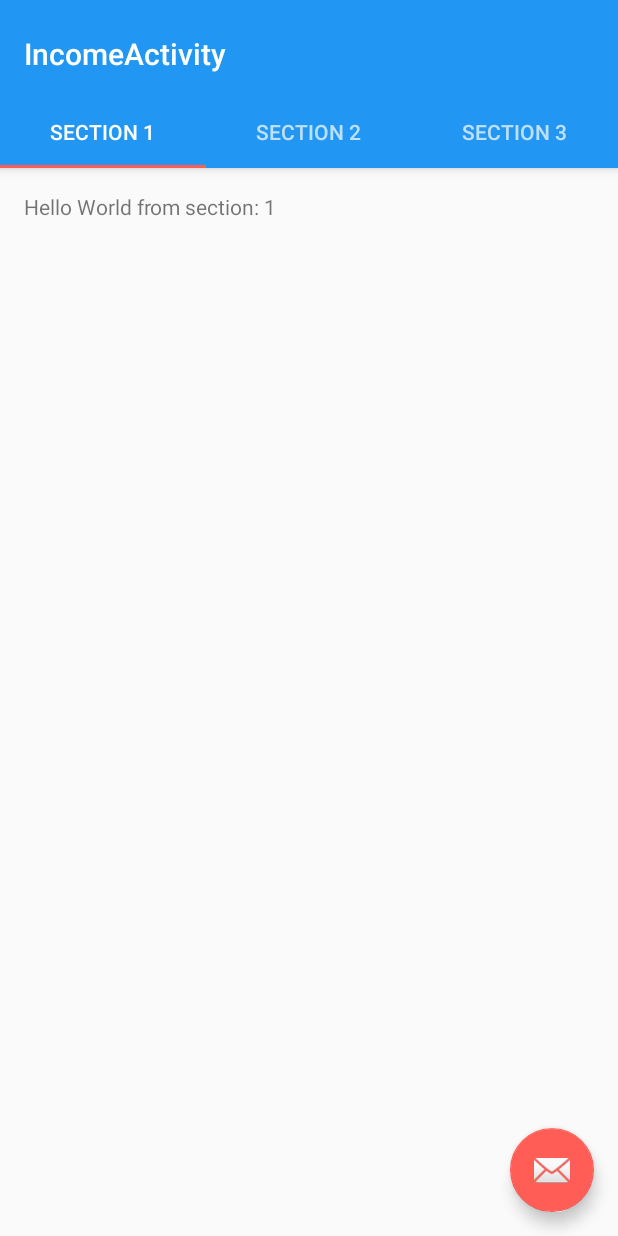
After one commit to KornkamonS/Money, an Android app: the IncomeActivity screen opened directly, with no data from a screen before it, on a phone screen of 412 x 824 dp. The commit adds this screen. Run offline under Robolectric (Android 15) with nearby library versions, the phone set to English and light mode, and no system bars; 1 statement that could not run was skipped.

Commit message:
save point

```diff
--- a/app/build.gradle
+++ b/app/build.gradle
@@ -24,8 +24,9 @@ dependencies {
     androidTestCompile('com.android.support.test.espresso:espresso-core:2.2.2', {
         exclude group: 'com.android.support', module: 'support-annotations'
     })
-    compile 'com.android.support:appcompat-v7:25.2.0'
+    compile 'com.android.support:appcompat-v7:25.3.0'
     compile 'com.android.support:design:25.2.0'
     compile 'com.android.support.constraint:constraint-layout:1.0.2'
+    compile 'com.android.support:support-v4:25.3.0'
     testCompile 'junit:junit:4.12'
 }
--- /dev/null
+++ b/app/src/main/java/tarikalovebird/money/IncomeActivity.java
@@ -0,0 +1,162 @@
+package tarikalovebird.money;
+
+import android.support.design.widget.TabLayout;
+import android.support.design.widget.FloatingActionButton;
+import android.support.design.widget.Snackbar;
+import android.support.v7.app.AppCompatActivity;
+import android.support.v7.widget.Toolbar;
+
+import android.support.v4.app.Fragment;
+import android.support.v4.app.FragmentManager;
+import android.support.v4.app.FragmentPagerAdapter;
+import android.support.v4.view.ViewPager;
+import android.os.Bundle;
+import android.view.LayoutInflater;
+import android.view.Menu;
+import android.view.MenuItem;
+import android.view.View;
+import android.view.ViewGroup;
+
+import android.widget.TextView;
+
+public class IncomeActivity extends AppCompatActivity {
+
+    /**
+     * The {@link android.support.v4.view.PagerAdapter} that will provide
+     * fragments for each of the sections. We use a
+     * {@link FragmentPagerAdapter} derivative, which will keep every
+     * loaded fragment in memory. If this becomes too memory intensive, it
+     * may be best to switch to a
+     * {@link android.support.v4.app.FragmentStatePagerAdapter}.
+     */
+    private SectionsPagerAdapter mSectionsPagerAdapter;
+
+    /**
+     * The {@link ViewPager} that will host the section contents.
+     */
+    private ViewPager mViewPager;
+
+    @Override
+    protected void onCreate(Bundle savedInstanceState) {
+        super.onCreate(savedInstanceState);
+        setContentView(R.layout.activity_income);
+
+        Toolbar toolbar = (Toolbar) findViewById(R.id.toolbar);
+        setSupportActionBar(toolbar);
+        // Create the adapter that will return a fragment for each of the three
+        // primary sections of the activity.
+        mSectionsPagerAdapter = new SectionsPagerAdapter(getSupportFragmentManager());
+
+        // Set up the ViewPager with the sections adapter.
+        mViewPager = (ViewPager) findViewById(R.id.container);
+        mViewPager.setAdapter(mSectionsPagerAdapter);
+
+        TabLayout tabLayout = (TabLayout) findViewById(R.id.tabs);
+        tabLayout.setupWithViewPager(mViewPager);
+
+        FloatingActionButton fab = (FloatingActionButton) findViewById(R.id.fab);
+        fab.setOnClickListener(new View.OnClickListener() {
+            @Override
+            public void onClick(View view) {
+                Snackbar.make(view, "Replace with your own action", Snackbar.LENGTH_LONG)
+                        .setAction("Action", null).show();
+            }
+        });
+
+    }
+
+
+    @Override
+    public boolean onCreateOptionsMenu(Menu menu) {
+        // Inflate the menu; this adds items to the action bar if it is present.
+        getMenuInflater().inflate(R.menu.menu_income, menu);
+        return true;
+    }
+
+    @Override
+    public boolean onOptionsItemSelected(MenuItem item) {
+        // Handle action bar item clicks here. The action bar will
+        // automatically handle clicks on the Home/Up button, so long
+        // as you specify a parent activity in AndroidManifest.xml.
+        int id = item.getItemId();
+
+        //noinspection SimplifiableIfStatement
+        if (id == R.id.action_settings) {
+            return true;
+        }
+
+        return super.onOptionsItemSelected(item);
+    }
+
+    /**
+     * A placeholder fragment containing a simple view.
+     */
+    public static class PlaceholderFragment extends Fragment {
+        /**
+         * The fragment argument representing the section number for this
+         * fragment.
+         */
+        private static final String ARG_SECTION_NUMBER = "section_number";
+
+        public PlaceholderFragment() {
+        }
+
+        /**
+         * Returns a new instance of this fragment for the given section
+         * number.
+         */
+        public static PlaceholderFragment newInstance(int sectionNumber) {
+            PlaceholderFragment fragment = new PlaceholderFragment();
+            Bundle args = new Bundle();
+            args.putInt(ARG_SECTION_NUMBER, sectionNumber);
+            fragment.setArguments(args);
+            return fragment;
+        }
+
+        @Override
+        public View onCreateView(LayoutInflater inflater, ViewGroup container,
+                                 Bundle savedInstanceState) {
+            View rootView = inflater.inflate(R.layout.fragment_income, container, false);
+            TextView textView = (TextView) rootView.findViewById(R.id.section_label);
+            textView.setText(getString(R.string.section_format, getArguments().getInt(ARG_SECTION_NUMBER)));
+            return rootView;
+        }
+    }
+
+    /**
+     * A {@link FragmentPagerAdapter} that returns a fragment corresponding to
+     * one of the sections/tabs/pages.
+     */
+    public class SectionsPagerAdapter extends FragmentPagerAdapter {
+
+        public SectionsPagerAdapter(FragmentManager fm) {
+            super(fm);
+        }
+
+        @Override
+        public Fragment getItem(int position) {
+            // getItem is called to instantiate the fragment for the given page.
+            // Return a PlaceholderFragment (defined as a static inner class below).
+            return PlaceholderFragment.newInstance(position + 1);
+        }
+
+        @Override
+        public int getCount() {
+            // Show 3 total pages.
+            return 3;
+        }
+
+        @Override
+        public CharSequence getPageTitle(int position) {
+            switch (position) {
+                case 0:
+                    return "SECTION 1";
+                case 1:
+                    return "SECTION 2";
+                case 2:
+                    return "SECTION 3";
+            }
+            return null;
+        }
+    }
+}
--- a/app/src/main/java/tarikalovebird/money/MainActivity.java
+++ b/app/src/main/java/tarikalovebird/money/MainActivity.java
@@ -6,6 +6,8 @@ import android.content.SharedPreferences;
 import android.os.Bundle;
 import android.support.design.widget.FloatingActionButton;
 import android.support.design.widget.Snackbar;
+import android.support.v4.app.Fragment;
+import android.support.v4.app.FragmentTransaction;
 import android.view.View;
 import android.support.design.widget.NavigationView;
 import android.support.v4.view.GravityCompat;
@@ -22,6 +24,11 @@ import java.util.jar.Attributes;
 
 public class MainActivity extends AppCompatActivity
         implements NavigationView.OnNavigationItemSelectedListener {
+
+    public static final String KEY_DRAWABLE_ID = "drawableId";
+
+    private String[] mDrawerTitle = {"Cover", "Guitar", "Bass", "Drum"};
+
     private ImageButton targetBut;
     private TextView t;
     private Target target;
@@ -49,13 +56,13 @@ public class MainActivity extends AppCompatActivity
             }
         }) ;
 
-        /*targetBut.setOnClickListener(new View.OnClickListener() {
+        targetBut.setOnClickListener(new View.OnClickListener() {
             @Override
             public void onClick(View v) {
                 Intent i = new Intent(getApplicationContext(), AddTarget.class);
                 startActivity(i);
             }
-        }) ;*/
+        }) ;
 
         DrawerLayout drawer = (DrawerLayout) findViewById(R.id.drawer_layout);
         ActionBarDrawerToggle toggle = new ActionBarDrawerToggle(
@@ -98,6 +105,7 @@ public class MainActivity extends AppCompatActivity
             }
         }
     }//onActivityResult
+
     /*@Override
     public void onResume()
     {  // After a pause OR at startup
@@ -145,8 +153,10 @@ public class MainActivity extends AppCompatActivity
         int id = item.getItemId();
 
         if (id == R.id.nav_Home) {
-            // Handle the camera action
+
         } else if (id == R.id.nav_Income) {
+            /*Intent i = new Intent(getApplicationContext(), IncomeActivity.class);
+            startActivity(i);*/
 
         } else if (id == R.id.nav_Outcom) {
 
--- /dev/null
+++ b/app/src/main/res/layout/activity_income.xml
@@ -0,0 +1,49 @@
+<?xml version="1.0" encoding="utf-8"?>
+<android.support.design.widget.CoordinatorLayout xmlns:android="http://schemas.android.com/apk/res/android"
+    xmlns:app="http://schemas.android.com/apk/res-auto"
+    xmlns:tools="http://schemas.android.com/tools"
+
+    android:layout_width="match_parent"
+    android:layout_height="match_parent"
+    android:fitsSystemWindows="true"
+    tools:context="tarikalovebird.money.IncomeActivity">
+
+    <android.support.design.widget.AppBarLayout
+        android:id="@+id/appbar"
+        android:layout_width="match_parent"
+        android:layout_height="wrap_content"
+        android:paddingTop="@dimen/appbar_padding_top"
+        android:theme="@style/AppTheme.AppBarOverlay">
+
+        <android.support.v7.widget.Toolbar
+            android:id="@+id/toolbar"
+            android:layout_width="match_parent"
+            android:layout_height="?attr/actionBarSize"
+            android:background="?attr/colorPrimary"
+            app:layout_scrollFlags="scroll|enterAlways"
+            app:popupTheme="@style/AppTheme.PopupOverlay">
+
+        </android.support.v7.widget.Toolbar>
+
+        <android.support.design.widget.TabLayout
+            android:id="@+id/tabs"
+            android:layout_width="match_parent"
+            android:layout_height="wrap_content" />
+
+    </android.support.design.widget.AppBarLayout>
+
+    <android.support.v4.view.ViewPager
+        android:id="@+id/container"
+        android:layout_width="match_parent"
+        android:layout_height="match_parent"
+        app:layout_behavior="@string/appbar_scrolling_view_behavior" />
+
+    <android.support.design.widget.FloatingActionButton
+        android:id="@+id/fab"
+        android:layout_width="wrap_content"
+        android:layout_height="wrap_content"
+        android:layout_gravity="end|bottom"
+        android:layout_margin="@dimen/fab_margin"
+        app:srcCompat="@android:drawable/ic_dialog_email" />
+
+</android.support.design.widget.CoordinatorLayout>
--- a/app/src/main/res/layout/content_addtarget.xml
+++ b/app/src/main/res/layout/content_addtarget.xml
@@ -2,6 +2,7 @@
 <android.support.constraint.ConstraintLayout xmlns:android="http://schemas.android.com/apk/res/android"
     xmlns:app="http://schemas.android.com/apk/res-auto"
     xmlns:tools="http://schemas.android.com/tools"
+    android:id="@+id/main_content"
     android:layout_width="match_parent"
     android:layout_height="match_parent"
     android:visibility="visible"
--- a/app/src/main/res/layout/content_main.xml
+++ b/app/src/main/res/layout/content_main.xml
@@ -1,6 +1,7 @@
 <?xml version="1.0" encoding="utf-8"?>
 <android.support.constraint.ConstraintLayout xmlns:android="http://schemas.android.com/apk/res/android"
     xmlns:app="http://schemas.android.com/apk/res-auto"
+    android:id="@+id/main_content"
     xmlns:tools="http://schemas.android.com/tools"
     android:layout_width="match_parent"
     android:layout_height="match_parent"
--- /dev/null
+++ b/app/src/main/res/layout/fragment_income.xml
@@ -0,0 +1,16 @@
+<RelativeLayout xmlns:android="http://schemas.android.com/apk/res/android"
+    xmlns:tools="http://schemas.android.com/tools"
+    android:layout_width="match_parent"
+    android:layout_height="match_parent"
+    android:paddingBottom="@dimen/activity_vertical_margin"
+    android:paddingLeft="@dimen/activity_horizontal_margin"
+    android:paddingRight="@dimen/activity_horizontal_margin"
+    android:paddingTop="@dimen/activity_vertical_margin"
+    tools:context="tarikalovebird.money.IncomeActivity$PlaceholderFragment">
+
+    <TextView
+        android:id="@+id/section_label"
+        android:layout_width="wrap_content"
+        android:layout_height="wrap_content" />
+
+</RelativeLayout>
--- /dev/null
+++ b/app/src/main/res/values-w820dp/dimens.xml
@@ -0,0 +1,6 @@
+<resources>
+    <!-- Example customization of dimensions originally defined in res/values/dimens.xml
+         (such as screen margins) for screens with more than 820dp of available width. This
+         would include 7" and 10" devices in landscape (~960dp and ~1280dp respectively). -->
+    <dimen name="activity_horizontal_margin">64dp</dimen>
+</resources>
--- a/app/src/main/res/values/dimens.xml
+++ b/app/src/main/res/values/dimens.xml
@@ -5,4 +5,5 @@
     <dimen name="nav_header_vertical_spacing">16dp</dimen>
     <dimen name="nav_header_height">160dp</dimen>
     <dimen name="fab_margin">16dp</dimen>
+    <dimen name="appbar_padding_top">8dp</dimen>
 </resources>
--- a/app/src/main/res/values/strings.xml
+++ b/app/src/main/res/values/strings.xml
@@ -21,4 +21,13 @@
     <string name="MusicType">Music</string>
     <string name="AddType">Other</string>
 
+    <!-- TODO: Remove or change this placeholder text -->
+    <string name="hello_blank_fragment">Hello blank fragment</string>
+    <string name="title_activity_income">IncomeActivity</string>
+    <string name="section_format">Hello World from section: %1$d</string>
+
+
+    <!-- TODO: Remove or change this placeholder text -->
+
+
 </resources>
```
Also changed, not shown: app/src/main/AndroidManifest.xml (+8 -5 lines), 48 other files.
